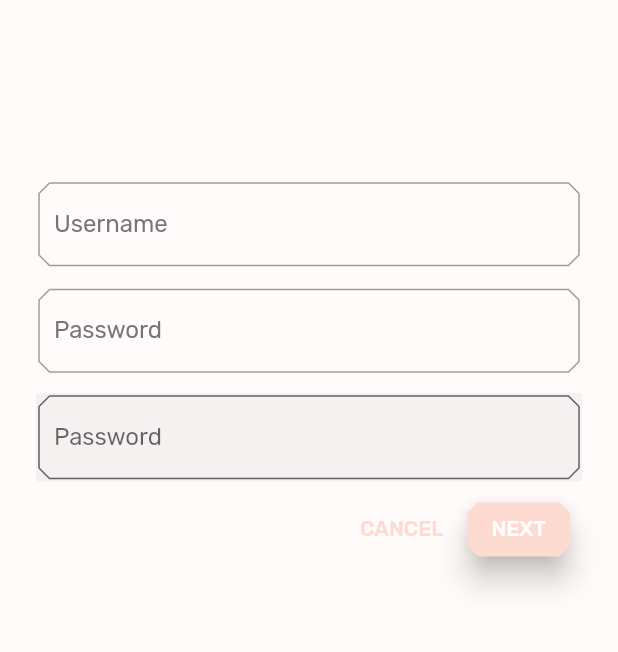
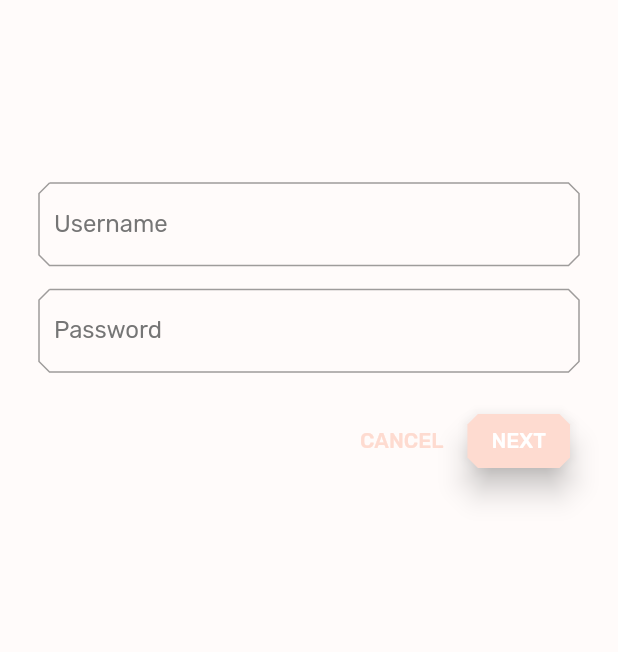
Before and after one commit to NourG8/mdc_103_series, a Flutter app: the screen it shows after launch, on a phone screen of 412 x 824 dp, the part 237-889 px from its top. Run offline on Flutter 3.47's test engine with Material 2 defaults, Android fonts, the phone set to English and light mode, and no system bars.

Commit message:
Final update

```diff
--- a/lib/login.dart
+++ b/lib/login.dart
@@ -92,14 +92,7 @@ class _LoginPageState extends State<LoginPage> {
             ),
             const SizedBox(height: 12.0),
             // TODO: Wrap Password with AccentColorOverride (103)
-            TextField(
-              controller: _passwordController,
-              decoration: const InputDecoration(
-                filled: true,
-                labelText: 'Password',
-              ),
-              obscureText: true,
-            ),
+
             ButtonBar(
               children: <Widget>[
                 // TODO: Add a beveled rectangular border to CANCEL (103)
```
